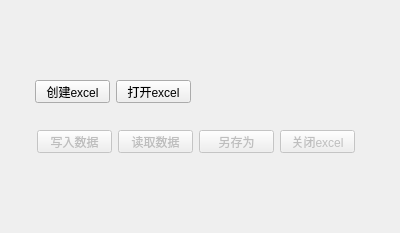
Qt form XlsxDemo/TestXlsx/test1.ui (mahuifa/QMDemo) before a commit.
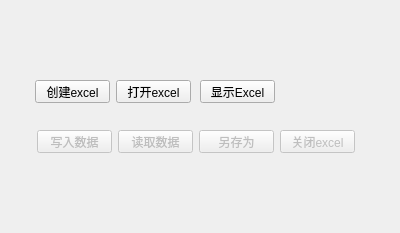
The same form after that commit.

What changed in the file:
```diff
--- a/XlsxDemo/TestXlsx/test1.ui
+++ b/XlsxDemo/TestXlsx/test1.ui
@@ -103,6 +103,19 @@
     <string>关闭excel</string>
    </property>
   </widget>
+  <widget class="QPushButton" name="but_show">
+   <property name="geometry">
+    <rect>
+     <x>200</x>
+     <y>80</y>
+     <width>75</width>
+     <height>23</height>
+    </rect>
+   </property>
+   <property name="text">
+    <string>显示Excel</string>
+   </property>
+  </widget>
  </widget>
  <resources/>
  <connections/>
```
